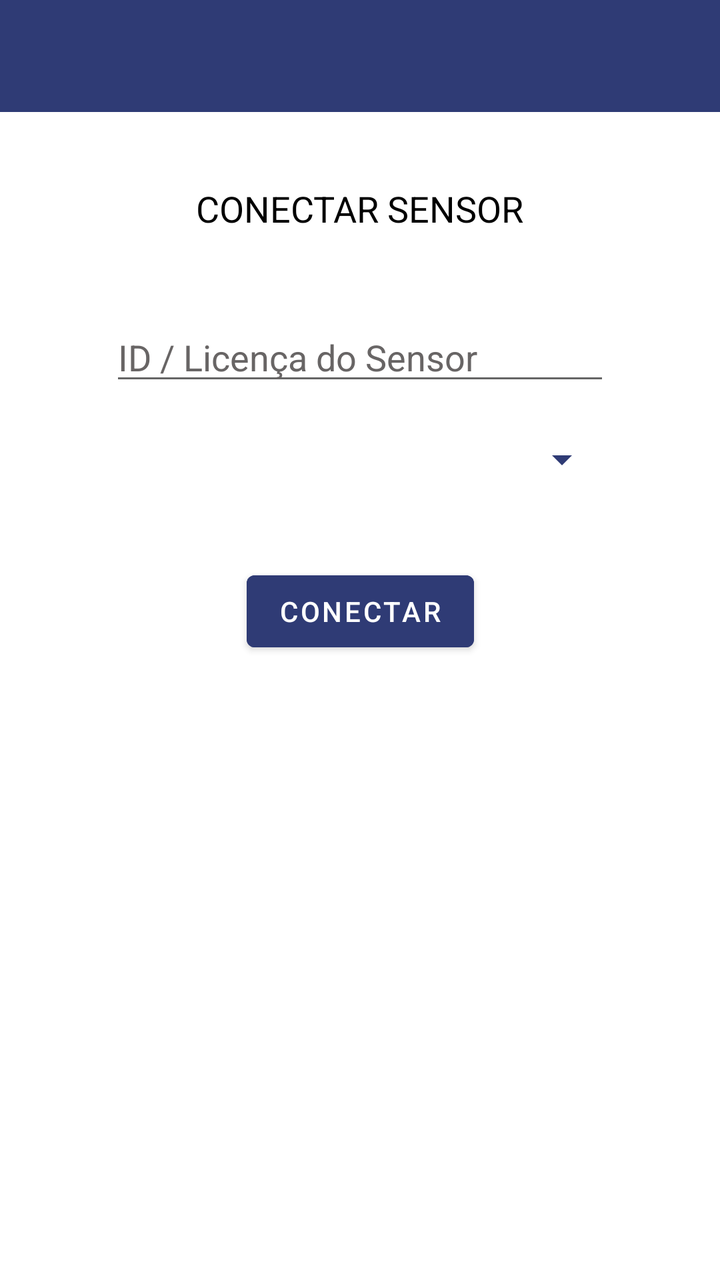
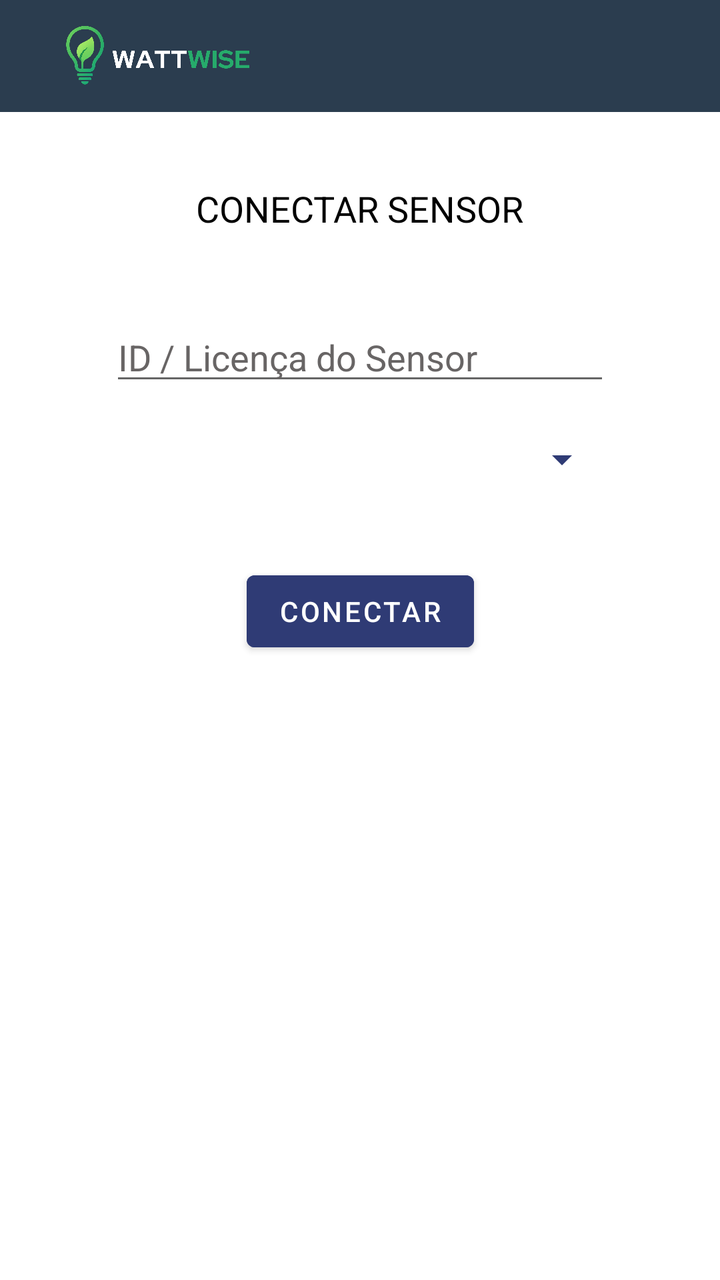

Screens rendered from an Android XML layout before and after an edit, with the pre-edit source and the edit as a unified diff.
<!-- AndroidManifest.xml: application theme Theme.WattWiseApp -->
<!-- res/layout/activity_connect_sensor.xml -->
<?xml version="1.0" encoding="utf-8"?>
<androidx.constraintlayout.widget.ConstraintLayout
    xmlns:android="http://schemas.android.com/apk/res/android"
    xmlns:app="http://schemas.android.com/apk/res-auto"
    xmlns:tools="http://schemas.android.com/tools"
    android:id="@+id/main"
    android:layout_width="match_parent"
    android:layout_height="match_parent"
    android:background="#FFFFFF"
    android:fitsSystemWindows="true"
    tools:context=".connectSensor">

    <com.google.android.material.appbar.MaterialToolbar
        android:id="@+id/toolbar"
        android:layout_width="0dp"
        android:layout_height="wrap_content"
        android:background="#2F3B75"
        android:title="Conectar Sensor"
        android:titleTextColor="@android:color/white"
        app:popupTheme="@style/MenuBranco"
        app:layout_constraintEnd_toEndOf="parent"
        app:layout_constraintStart_toStartOf="parent"
        app:layout_constraintTop_toTopOf="parent" />

    <TextView
        android:id="@+id/textView15"
        android:layout_width="wrap_content"
        android:layout_height="wrap_content"
        android:layout_marginTop="36dp"
        android:text="CONECTAR SENSOR"
        android:textColor="#000000"
        android:textSize="18sp"
        app:layout_constraintEnd_toEndOf="parent"
        app:layout_constraintStart_toStartOf="parent"
        app:layout_constraintTop_toBottomOf="@+id/toolbar" />

    <EditText
        android:id="@+id/edtNomeSensor"
        android:layout_width="250dp"
        android:layout_height="wrap_content"
        android:layout_marginTop="40dp"
        android:ems="10"
        android:hint="ID / Licença do Sensor"
        android:inputType="text"
        android:textColor="#000000"
        android:textColorHint="#686565"
        app:layout_constraintEnd_toEndOf="parent"
        app:layout_constraintStart_toStartOf="parent"
        app:layout_constraintTop_toBottomOf="@+id/textView15" />

    <Spinner
        android:id="@+id/spinnerEletros"
        android:layout_width="250dp"
        android:layout_height="wrap_content"
        android:layout_marginTop="20dp"
        android:backgroundTint="#2F3B75"
        android:textColor="#000000"
        app:layout_constraintEnd_toEndOf="parent"
        app:layout_constraintStart_toStartOf="parent"
        app:layout_constraintTop_toBottomOf="@+id/edtNomeSensor" />

    <Button
        android:id="@+id/btnConnectSensor"
        android:layout_width="wrap_content"
        android:layout_height="wrap_content"
        android:layout_marginTop="40dp"
        android:backgroundTint="#2F3B75"
        android:text="Conectar"
        android:textColor="#FFFFFF"
        app:layout_constraintEnd_toEndOf="parent"
        app:layout_constraintStart_toStartOf="parent"
        app:layout_constraintTop_toBottomOf="@+id/spinnerEletros" />

</androidx.constraintlayout.widget.ConstraintLayout>
<!-- resources referenced by this layout -->
<resources>
  <style name="MenuBranco" parent="ThemeOverlay.Material3.Light">
          <item name="colorSurface">#FFFFFF</item>
          <item name="colorOnSurface">#000000</item>
          <item name="android:background">#FFFFFF</item>
      </style>
  <style name="Theme.WattWiseApp" parent="Base.Theme.WattWiseApp" />
  <style name="Base.Theme.WattWiseApp" parent="Theme.MaterialComponents.DayNight.NoActionBar">
          
          
      </style>
</resources>

<!-- the commit's change to res/layout/activity_connect_sensor.xml (unified diff, before → after) -->
@@ -6,20 +6,33 @@
     android:id="@+id/main"
     android:layout_width="match_parent"
     android:layout_height="match_parent"
-    android:background="#FFFFFF"
     android:fitsSystemWindows="true"
     tools:context=".connectSensor">
 
+    
     <com.google.android.material.appbar.MaterialToolbar
         android:id="@+id/toolbar"
         android:layout_width="0dp"
         android:layout_height="wrap_content"
-        android:background="#2F3B75"
-        android:title="Conectar Sensor"
+        android:background="#2B3D4F"
+        android:title=""
         android:titleTextColor="@android:color/white"
         app:popupTheme="@style/MenuBranco"
         app:layout_constraintEnd_toEndOf="parent"
         app:layout_constraintStart_toStartOf="parent"
+        app:layout_constraintTop_toTopOf="parent" />
+
+
+    <ImageView
+        android:layout_width="120dp"
+        android:layout_height="32dp"
+        android:layout_gravity="start"
+        android:layout_marginStart="-200dp"
+        android:scaleType="fitCenter"
+        android:src="@drawable/logoo"
+        app:layout_constraintBottom_toBottomOf="@+id/toolbar"
+        app:layout_constraintEnd_toEndOf="@+id/toolbar"
+        app:layout_constraintStart_toStartOf="@+id/toolbar"
         app:layout_constraintTop_toTopOf="parent" />
 
     <TextView
<!-- resource entries referenced after the edit -->
@@ -1,5 +1,6 @@
 <!-- resources referenced by this layout -->
 <resources>
+  <!-- drawable logoo: png bitmap (drawable, 169475 bytes) -->
   <style name="MenuBranco" parent="ThemeOverlay.Material3.Light">
           <item name="colorSurface">#FFFFFF</item>
           <item name="colorOnSurface">#000000</item>
